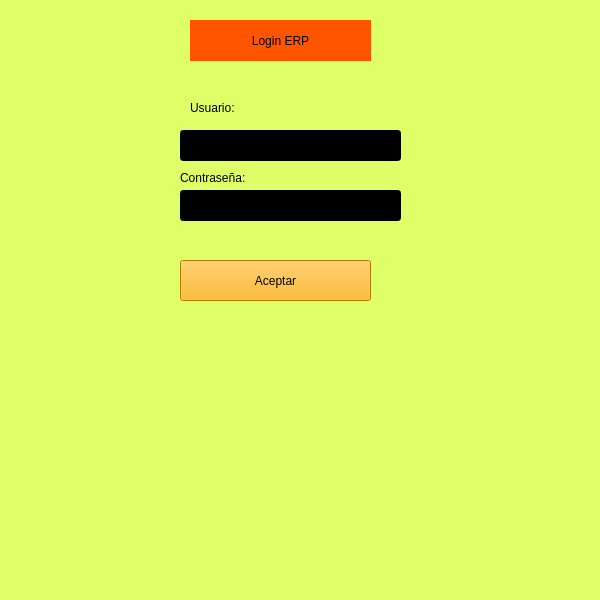
The window that login3.ui (Jazz2016/Interfazjaz) describes before a commit, drawn with Qt 5.
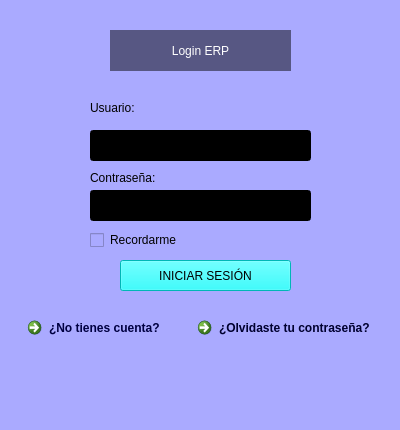
The same window after the commit.

The edit to the form file:
```diff
--- a/login3.ui
+++ b/login3.ui
@@ -6,8 +6,8 @@
    <rect>
     <x>0</x>
     <y>0</y>
-    <width>600</width>
-    <height>600</height>
+    <width>400</width>
+    <height>430</height>
    </rect>
   </property>
   <property name="sizePolicy">
@@ -16,6 +16,18 @@
     <verstretch>0</verstretch>
    </sizepolicy>
   </property>
+  <property name="minimumSize">
+   <size>
+    <width>400</width>
+    <height>400</height>
+   </size>
+  </property>
+  <property name="maximumSize">
+   <size>
+    <width>400</width>
+    <height>430</height>
+   </size>
+  </property>
   <property name="cursor">
    <cursorShape>ArrowCursor</cursorShape>
   </property>
@@ -29,15 +41,15 @@
    <bool>false</bool>
   </property>
   <property name="styleSheet">
-   <string notr="true">background-color: rgb(222, 255, 103);
+   <string notr="true">background-color: rgb(170, 170, 255);
 </string>
   </property>
   <widget class="QWidget" name="centralwidget">
    <widget class="QLabel" name="label">
     <property name="geometry">
      <rect>
-      <x>190</x>
-      <y>20</y>
+      <x>110</x>
+      <y>30</y>
       <width>181</width>
       <height>41</height>
      </rect>
@@ -46,7 +58,8 @@
      <bool>false</bool>
     </property>
     <property name="styleSheet">
-     <string notr="true">background-color: rgb(255, 85, 0);
+     <string notr="true">background-color: rgb(87, 87, 131);
+color: rgb(255, 255, 255);
 font: 700 14pt &quot;Segoe UI&quot;;
 </string>
     </property>
@@ -60,7 +73,7 @@
    <widget class="QLineEdit" name="lineEdit">
     <property name="geometry">
      <rect>
-      <x>180</x>
+      <x>90</x>
       <y>130</y>
       <width>221</width>
       <height>31</height>
@@ -71,7 +84,7 @@
     </property>
     <property name="styleSheet">
      <string notr="true">background-color: rgb(0, 0, 0);
-color: rgb(0, 255, 0);
+color: rgb(85, 255, 255);
 aling center;</string>
     </property>
     <property name="text">
@@ -84,7 +97,7 @@
    <widget class="QLineEdit" name="lineEdit_2">
     <property name="geometry">
      <rect>
-      <x>180</x>
+      <x>90</x>
       <y>190</y>
       <width>221</width>
       <height>31</height>
@@ -94,7 +107,7 @@
      <cursorShape>PointingHandCursor</cursorShape>
     </property>
     <property name="styleSheet">
-     <string notr="true">color: rgb(85, 255, 0);
+     <string notr="true">color: rgb(85, 255, 255);
 background-color: rgb(0, 0, 0);
 aling center;</string>
     </property>
@@ -111,35 +124,36 @@
    <widget class="QPushButton" name="pushButton">
     <property name="geometry">
      <rect>
-      <x>180</x>
+      <x>120</x>
       <y>260</y>
-      <width>191</width>
-      <height>41</height>
+      <width>171</width>
+      <height>31</height>
      </rect>
     </property>
     <property name="cursor">
      <cursorShape>OpenHandCursor</cursorShape>
     </property>
     <property name="styleSheet">
-     <string notr="true">background-color: rgb(255, 170, 0);
-font: 700 14pt &quot;Segoe UI&quot;;
+     <string notr="true">background-color: rgb(0, 255, 255);
+color: rgb(0, 0, 0);
+font: 700 8pt &quot;Segoe UI&quot;;
 aling center;</string>
     </property>
     <property name="text">
-     <string>Aceptar</string>
+     <string>INICIAR SESIÓN</string>
     </property>
    </widget>
    <widget class="QLabel" name="label_2">
     <property name="geometry">
      <rect>
-      <x>190</x>
+      <x>90</x>
       <y>100</y>
       <width>71</width>
       <height>16</height>
      </rect>
     </property>
     <property name="styleSheet">
-     <string notr="true">background-color: rgb(222, 255, 103);
+     <string notr="true">background-color: rgb(170, 170, 255);
 font: 700 9pt &quot;Segoe UI&quot;;
 
 color: rgb(0, 0, 0);</string>
@@ -151,7 +165,7 @@
    <widget class="QLabel" name="label_3">
     <property name="geometry">
      <rect>
-      <x>180</x>
+      <x>90</x>
       <y>170</y>
       <width>71</width>
       <height>16</height>
@@ -160,12 +174,78 @@
     <property name="styleSheet">
      <string notr="true">color: rgb(0, 0, 0);
 font: 700 9pt &quot;Segoe UI&quot;;
-background-color: rgb(222, 255, 103);</string>
+background-color: rgb(170, 170, 255)</string>
     </property>
     <property name="text">
      <string>Contraseña:</string>
     </property>
    </widget>
+   <widget class="QCheckBox" name="checkBox">
+    <property name="geometry">
+     <rect>
+      <x>90</x>
+      <y>230</y>
+      <width>181</width>
+      <height>20</height>
+     </rect>
+    </property>
+    <property name="cursor">
+     <cursorShape>PointingHandCursor</cursorShape>
+    </property>
+    <property name="styleSheet">
+     <string notr="true">font: 700 9pt &quot;Segoe UI&quot;;
+background-color: rgb(170, 170, 255);
+border-color: rgb(0, 0, 0);
+color: rgb(0, 0, 0);</string>
+    </property>
+    <property name="text">
+     <string>Recordarme</string>
+    </property>
+   </widget>
+   <widget class="QCommandLinkButton" name="commandLinkButton">
+    <property name="geometry">
+     <rect>
+      <x>20</x>
+      <y>310</y>
+      <width>151</width>
+      <height>41</height>
+     </rect>
+    </property>
+    <property name="cursor">
+     <cursorShape>PointingHandCursor</cursorShape>
+    </property>
+    <property name="styleSheet">
+     <string notr="true">background-color: rgb(170, 170, 255);
+font: 700 9pt &quot;Segoe UI&quot;;
+color: rgb(0, 0, 65);
+border-color: rgb(0, 0, 0);</string>
+    </property>
+    <property name="text">
+     <string>¿No tienes cuenta?</string>
+    </property>
+   </widget>
+   <widget class="QCommandLinkButton" name="commandLinkButton_2">
+    <property name="geometry">
+     <rect>
+      <x>190</x>
+      <y>310</y>
+      <width>191</width>
+      <height>41</height>
+     </rect>
+    </property>
+    <property name="cursor">
+     <cursorShape>PointingHandCursor</cursorShape>
+    </property>
+    <property name="styleSheet">
+     <string notr="true">background-color: rgb(170, 170, 255);
+border-color: rgb(0, 0, 0);
+font: 700 9pt &quot;Segoe UI&quot;;
+color: rgb(0, 0, 47);</string>
+    </property>
+    <property name="text">
+     <string>¿Olvidaste tu contraseña?</string>
+    </property>
+   </widget>
   </widget>
   <widget class="QMenuBar" name="menubar">
    <property name="geometry">
```
Left out of the diff: 8 changed lines with no effect on the pictures.
